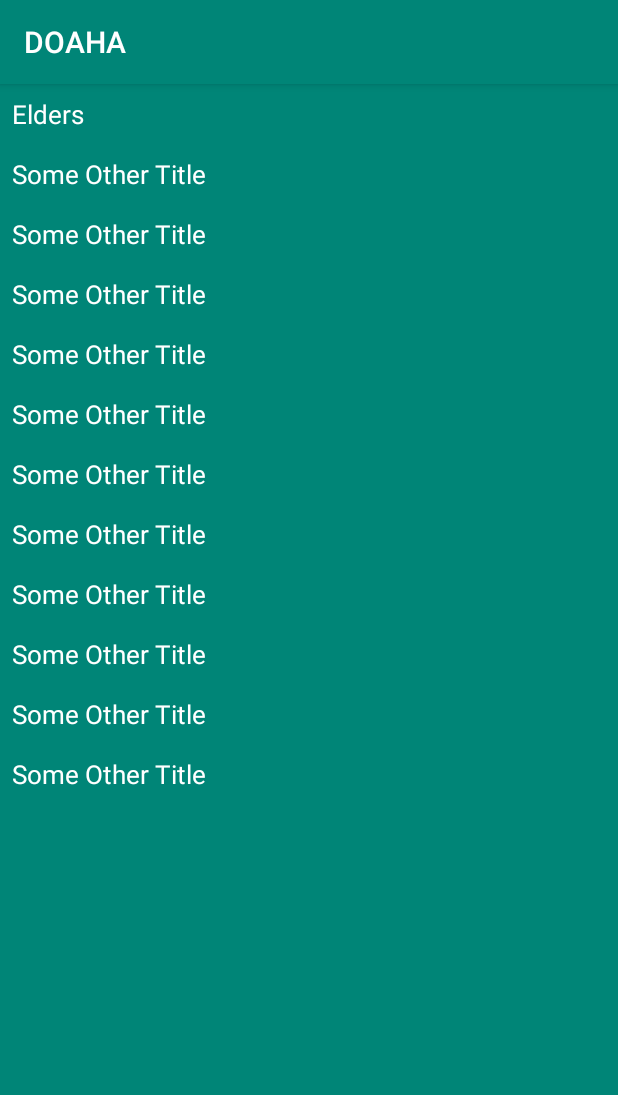
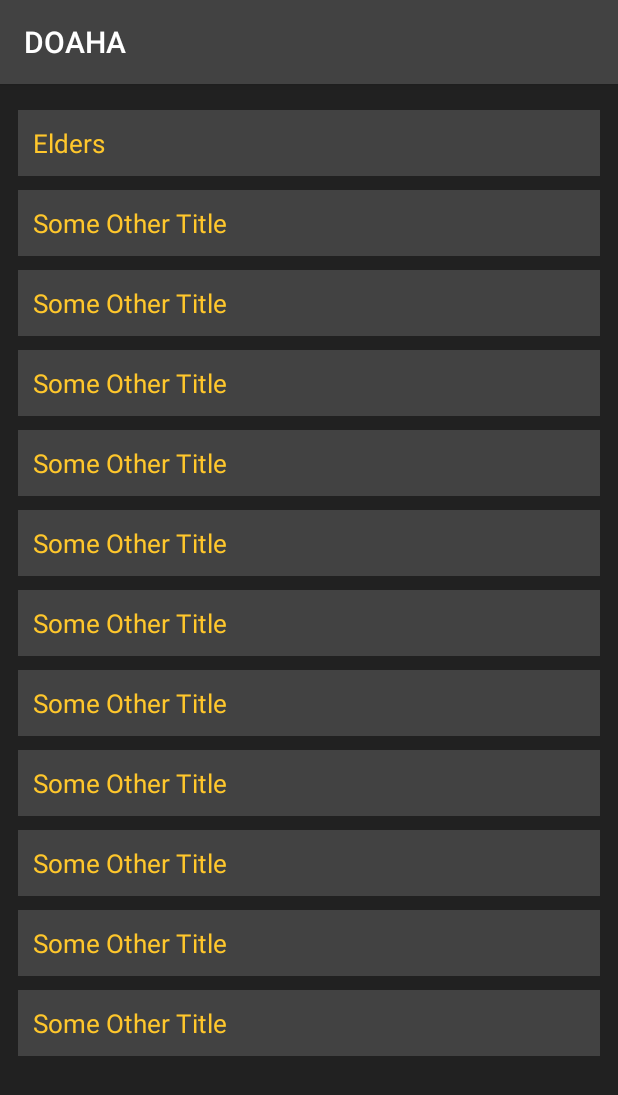
Before and after one commit to jjs100/sepa2020, an Android app: the fragment ListFragment shown on its own in the app's theme, on a phone screen of 412 x 824 dp. Shown: the top 1095 px of the screen. Run offline under Robolectric (Android 15) with nearby library versions, the phone set to English and light mode, and no system bars.

Commit message:
[James]UI Color Design Basic Completed

```diff
--- a/app/src/main/java/com/doaha/ListAdapter.kt
+++ b/app/src/main/java/com/doaha/ListAdapter.kt
@@ -18,8 +18,7 @@ class ListAdapter(private val list: List<Dummy>) : RecyclerView.Adapter<ListAdap
     class ViewHolder(itemView: View) : RecyclerView.ViewHolder(itemView)
 
     override fun onCreateViewHolder(parent: ViewGroup, viewType: Int): ViewHolder {
-        val v =
-            LayoutInflater.from(parent.context).inflate(R.layout.recyclerview_item, parent, false)
+        val v = LayoutInflater.from(parent.context).inflate(R.layout.recyclerview_item, parent, false)
         val vh = ViewHolder(v)
         context = parent.context
         return vh
--- a/app/src/main/res/layout/fragment_main.xml
+++ b/app/src/main/res/layout/fragment_main.xml
@@ -9,6 +9,7 @@
         android:id="@+id/list_recycler_view"
         android:layout_width="match_parent"
         android:layout_height="match_parent"
-        android:background="@color/colorPrimary" />
+        android:background="@color/colorPrimaryDark"
+        android:padding="10dp"/>
 
 </RelativeLayout>
--- a/app/src/main/res/layout/recyclerview_item.xml
+++ b/app/src/main/res/layout/recyclerview_item.xml
@@ -4,12 +4,16 @@
     android:id="@+id/expand_layout"
     android:layout_width="match_parent"
     android:layout_height="wrap_content"
-    android:background="@android:color/black">
+    android:background="@color/colorPrimaryDark"
+    android:padding="2dp">
 
     <RelativeLayout
         android:id="@+id/titleLayout"
         android:layout_width="match_parent"
-        android:layout_height="wrap_content">
+        android:layout_height="match_parent"
+        android:layout_marginBottom="5dp"
+        android:layout_marginTop="5dp"
+        android:background="@color/colorPrimary">
 
         <TextView
             android:id="@+id/mainTitle"
@@ -17,9 +21,8 @@
             android:layout_height="wrap_content"
             android:background="@color/colorPrimary"
             android:gravity="start"
-            android:padding="8dp"
-            android:text="Question"
-            android:textColor="@android:color/white"
+            android:padding="10dp"
+            android:textColor="@color/colorText"
             android:textSize="17sp" />
 
     </RelativeLayout>
@@ -29,7 +32,7 @@
         android:layout_width="match_parent"
         android:layout_height="wrap_content"
         android:layout_below="@id/titleLayout"
-        android:background="@color/colorPrimaryDark"
+        android:background="@color/colorExpandableBox"
         android:padding="10dp">
 
         <TextView
@@ -37,8 +40,7 @@
             android:layout_width="match_parent"
             android:layout_height="wrap_content"
             android:padding="5dp"
-            android:text="Answer"
-            android:textColor="@android:color/white"
+            android:textColor="@color/colorPrimaryDark"
             android:textSize="16sp" />
 
     </LinearLayout>
--- a/app/src/main/res/values/colors.xml
+++ b/app/src/main/res/values/colors.xml
@@ -1,6 +1,9 @@
 <?xml version="1.0" encoding="utf-8"?>
 <resources>
-    <color name="colorPrimary">#008577</color>
-    <color name="colorPrimaryDark">#00574B</color>
-    <color name="colorAccent">#D81B60</color>
+    <color name="colorPrimary">#424242</color>
+    <color name="colorPrimaryDark">#212121</color>
+    <color name="colorText">#FFC72C</color>
+    <color name="colorTextAccent">#FFD250</color>
+    <color name="colorExpandableBox">#FFBD13</color>
+    <color name="colorAccent">#D22631</color>
 </resources>
--- a/app/src/main/res/values/strings.xml
+++ b/app/src/main/res/values/strings.xml
@@ -1,4 +1,5 @@
 <resources>
     <string name="app_name">DOAHA</string>
     <string name="title_activity_maps">Map</string>
+    <string name="splash_message">"Aboriginal and Torres Strait Islander viewers are advised that this application may contain names and images of people who have since passed away."</string>
 </resources>
```
Also changed, not shown: app/src/main/res/layout/splash_layout.xml (+8 -9 lines), app/src/main/res/drawable-v24/maptemp.jpg (deleted), app/src/main/res/drawable-v24/splash_map.jpg (added).
